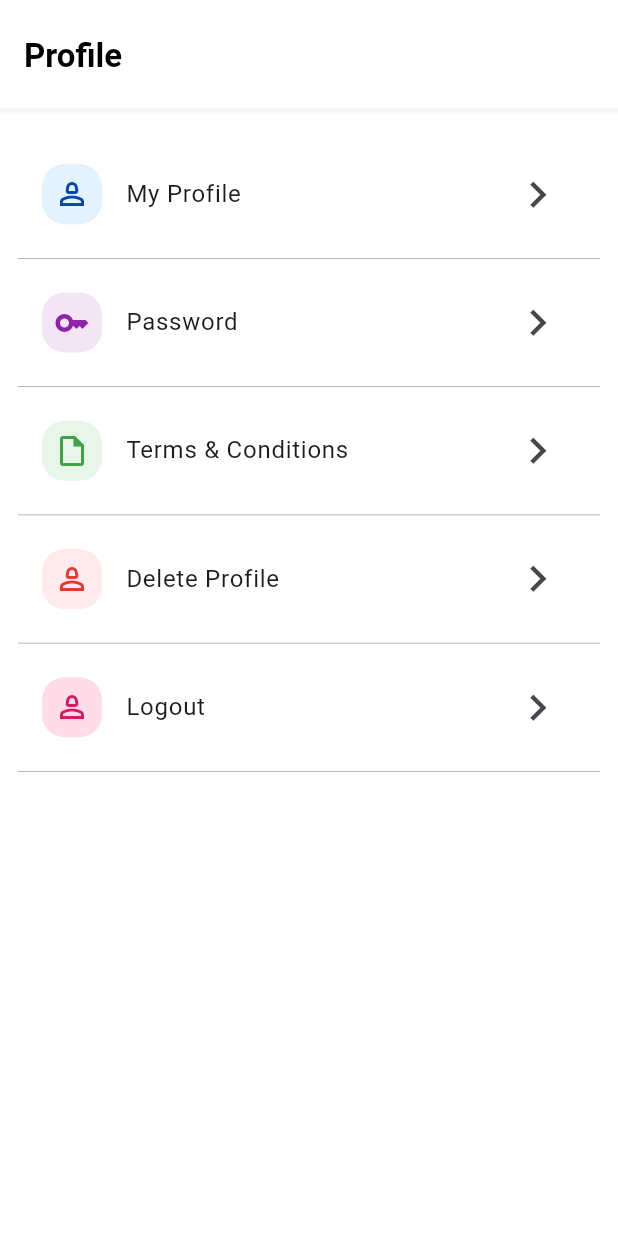
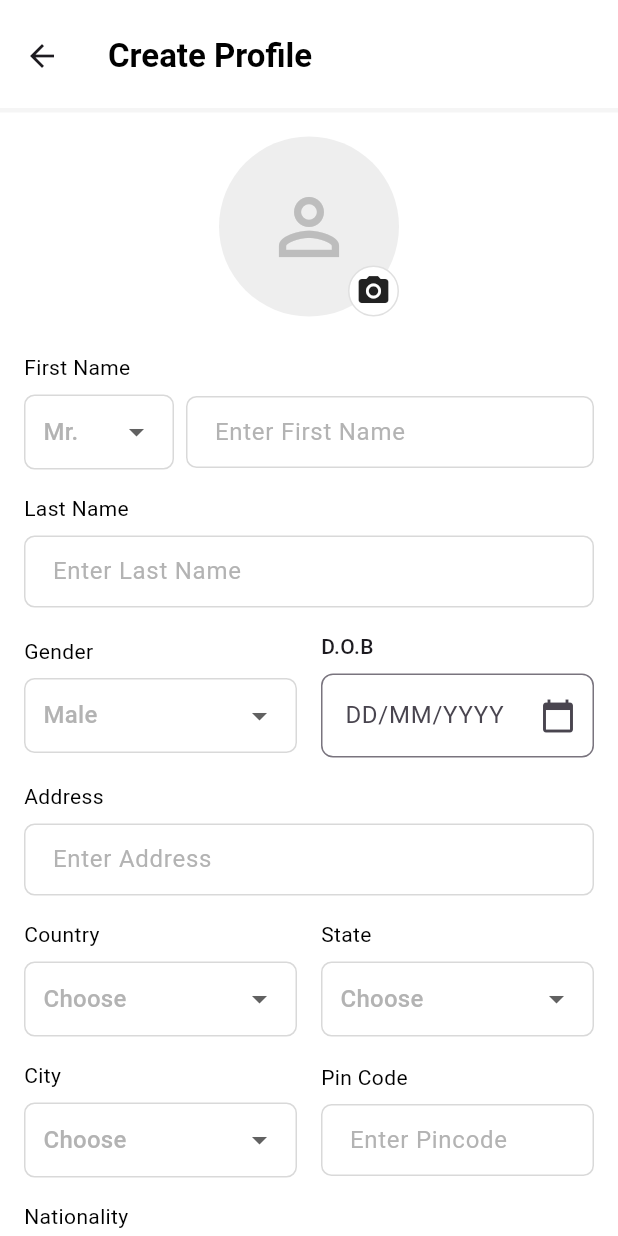
Before and after one commit to Han5uk3/Foodlynk, a Flutter app: the screen it shows after launch, on a phone screen of 412 x 824 dp. Run offline on Flutter 3.47's test engine with Material 3 defaults, Android fonts, the phone set to English and light mode, and no system bars; our stand-ins replace pin_code_fields.

Commit message:
Login and Profile scection completed

```diff
--- a/lib/common_widget/button.dart
+++ b/lib/common_widget/button.dart
@@ -21,7 +21,9 @@ class SaverButton extends StatelessWidget {
 
   @override
   Widget build(BuildContext context) {
-    return ElevatedButton(
+    return SizedBox(
+      width: double.infinity,
+      child: ElevatedButton(
         style: ElevatedButton.styleFrom(
           backgroundColor: color,
           padding: EdgeInsets.symmetric(horizontal: padding, vertical: 12.0),
@@ -31,6 +33,7 @@ class SaverButton extends StatelessWidget {
         ),
         onPressed: onPressed,
         child: Text(text, style: TextStyle(color: textColor, fontSize: 14.0)),
+      ),
     );
   }
 }
--- /dev/null
+++ b/lib/common_widget/dropdown.dart
@@ -0,0 +1,45 @@
+import 'package:flutter/material.dart';
+import 'package:saver_bbk_main/styles/colors.dart';
+
+class SaverDropdown extends StatelessWidget {
+  final List<String> items;
+  final String selectedItem;
+  final ValueChanged<String?> onChanged;
+  final Color borderColor;
+  final double borderRadius;
+  final String hint;
+
+  const SaverDropdown({
+    super.key,
+    required this.items,
+    required this.selectedItem,
+    required this.onChanged,
+    this.borderColor = AppColor.lightGrey,
+    this.borderRadius = 7.0,
+    this.hint = 'Select an option',
+  });
+
+  @override
+  Widget build(BuildContext context) {
+    return Container(
+      padding: const EdgeInsets.symmetric(horizontal: 12.0),
+      decoration: BoxDecoration(
+        border: Border.all(color: borderColor),
+        borderRadius: BorderRadius.circular(borderRadius),
+      ),
+      child: DropdownButtonHideUnderline(
+        child: DropdownButton<String>(
+          value: selectedItem.isNotEmpty ? selectedItem : null,
+          hint: Text(hint, style: TextStyle(color: AppColor.lightGrey200)),
+          isExpanded: true,
+          icon: const Icon(Icons.arrow_drop_down),
+          onChanged: onChanged,
+          items:
+              items.map((String item) {
+                return DropdownMenuItem<String>(value: item, child: Text(item));
+              }).toList(),
+        ),
+      ),
+    );
+  }
+}
--- /dev/null
+++ b/lib/common_widget/label.dart
@@ -0,0 +1,15 @@
+import 'package:flutter/material.dart';
+
+class Label extends StatelessWidget {
+  final String text;
+  final TextStyle? style;
+  const Label({super.key, required this.text, this.style});
+
+  @override
+  Widget build(BuildContext context) {
+    return Text(
+      text,
+      style: style ?? const TextStyle(color: Colors.black, fontSize: 14),
+    );
+  }
+}
--- a/lib/common_widget/saver_appbar.dart
+++ b/lib/common_widget/saver_appbar.dart
@@ -1,4 +1,5 @@
 import 'package:flutter/material.dart';
+import 'package:saver_bbk_main/styles/colors.dart';
 
 PreferredSizeWidget saverAppBar(
   String title,
@@ -8,9 +9,13 @@ PreferredSizeWidget saverAppBar(
   List<Widget>? actions,
 }) {
   return AppBar(
+    scrolledUnderElevation: 0,
     toolbarHeight: 75,
-    title: Text(title,style: TextStyle(color: Colors.black,fontWeight: FontWeight.bold),),
-    leadingWidth: isneedtopop ? 40 : 0,
+    title: Text(
+      title,
+      style: TextStyle(color: Colors.black, fontWeight: FontWeight.bold),
+    ),
+    centerTitle: false,
     shape: BorderDirectional(
       bottom: BorderSide(color: Colors.grey.shade100, width: 3),
     ),
@@ -21,7 +26,7 @@ PreferredSizeWidget saverAppBar(
               onPressed: () => Navigator.pop(context),
             )
             : SizedBox.shrink(),
-    backgroundColor: iswhite ? Colors.white : Colors.red,
+    backgroundColor: iswhite ? AppColor.white : Colors.red,
     actions: actions,
   );
 }
--- /dev/null
+++ b/lib/common_widget/text_field.dart
@@ -0,0 +1,61 @@
+import 'package:flutter/material.dart';
+import 'package:saver_bbk_main/styles/colors.dart';
+
+class SaverTextField extends StatelessWidget {
+  final String hintText;
+  final TextEditingController controller;
+  final bool isPassword;
+  final TextInputType keyboardType;
+  final IconData? prefixIcon;
+  final IconData? suffixIcon;
+  final VoidCallback? onSuffixTap;
+  final Color borderColor;
+  final double borderRadius;
+
+  const SaverTextField({
+    super.key,
+    required this.hintText,
+    required this.controller,
+    this.isPassword = false,
+    this.keyboardType = TextInputType.text,
+    this.prefixIcon,
+    this.suffixIcon,
+    this.onSuffixTap,
+    this.borderColor = AppColor.lightGrey,
+    this.borderRadius = 7.0,
+  });
+
+  @override
+  Widget build(BuildContext context) {
+    return TextField(
+      controller: controller,
+      obscureText: isPassword,
+      keyboardType: keyboardType,
+      decoration: InputDecoration(
+        hintText: hintText,
+        hintStyle: TextStyle(color: AppColor.lightGrey200),
+        prefixIcon:
+            prefixIcon != null ? Icon(prefixIcon, color: borderColor) : null,
+        suffixIcon:
+            suffixIcon != null
+                ? GestureDetector(
+                  onTap: onSuffixTap,
+                  child: Icon(suffixIcon, color: borderColor),
+                )
+                : null,
+        enabledBorder: OutlineInputBorder(
+          borderRadius: BorderRadius.circular(borderRadius),
+          borderSide: BorderSide(color: borderColor),
+        ),
+        focusedBorder: OutlineInputBorder(
+          borderRadius: BorderRadius.circular(borderRadius),
+          borderSide: BorderSide(color: borderColor, width: 2.0),
+        ),
+        contentPadding: const EdgeInsets.symmetric(
+          horizontal: 15.0,
+          vertical: 12.0,
+        ),
+      ),
+    );
+  }
+}
--- a/lib/main.dart
+++ b/lib/main.dart
@@ -1,5 +1,8 @@
 import 'package:flutter/material.dart';
+import 'package:saver_bbk_main/modules/account/edit_profile.dart';
+import 'package:saver_bbk_main/modules/login/otp/verify_otp.dart';
 import 'package:saver_bbk_main/profile/profile_page.dart';
+import 'package:saver_bbk_main/styles/colors.dart';
 
 void main() {
   runApp(const MyApp());
@@ -12,11 +15,9 @@ class MyApp extends StatelessWidget {
   Widget build(BuildContext context) {
     return MaterialApp(
       title: 'Saver App',
-      theme: ThemeData(
-      scaffoldBackgroundColor: Colors.white,
-
-      ),
-      home: ProfilePage(),
+      theme: ThemeData(scaffoldBackgroundColor: AppColor.white),
+      debugShowCheckedModeBanner: false,
+      home: EditProfilePage(),
     );
   }
 }
--- /dev/null
+++ b/lib/modules/account/edit_profile.dart
@@ -0,0 +1,300 @@
+import 'package:flutter/material.dart';
+import 'package:intl/intl.dart';
+import 'package:saver_bbk_main/common_widget/button.dart';
+import 'package:saver_bbk_main/common_widget/dropdown.dart';
+import 'package:saver_bbk_main/common_widget/label.dart';
+import 'package:saver_bbk_main/common_widget/saver_appbar.dart';
+import 'package:saver_bbk_main/common_widget/text_field.dart';
+
+class EditProfilePage extends StatefulWidget {
+  const EditProfilePage({super.key});
+
+  @override
+  State<EditProfilePage> createState() => _EditProfilePageState();
+}
+
+class _EditProfilePageState extends State<EditProfilePage> {
+  String? selectedTitle;
+  String? selectedGender;
+  String? selectedCountry;
+  String? selectedState;
+  String? selectedCity;
+  String? selectedNationality;
+  DateTime? selectedDate;
+  final TextEditingController _dobController = TextEditingController();
+
+  final List<String> titles = ['Mr.', 'Mrs.', 'Ms.', 'Dr.', 'Prof.'];
+  final List<String> genders = ['Male', 'Female', 'Other'];
+  final List<String> countries = ['UAE', 'USA', 'UK', 'Canada', 'India'];
+
+  @override
+  Widget build(BuildContext context) {
+    return Scaffold(
+      appBar: saverAppBar("Create Profile", context, isneedtopop: true),
+      body: SingleChildScrollView(
+        child: Padding(
+          padding: const EdgeInsets.all(16.0),
+          child: Column(
+            crossAxisAlignment: CrossAxisAlignment.start,
+            children: [
+              Center(
+                child: Stack(
+                  children: [
+                    Container(
+                      width: 120,
+                      height: 120,
+                      decoration: BoxDecoration(
+                        color: Colors.grey[200],
+                        shape: BoxShape.circle,
+                      ),
+                      child: Icon(
+                        Icons.person_outline,
+                        size: 60,
+                        color: Colors.grey[400],
+                      ),
+                    ),
+                    Positioned(
+                      bottom: 0,
+                      right: 0,
+                      child: Container(
+                        padding: const EdgeInsets.all(4),
+                        decoration: BoxDecoration(
+                          color: Colors.white,
+                          border: Border.all(color: Colors.grey[300]!),
+                          shape: BoxShape.circle,
+                        ),
+                        child: const Icon(Icons.camera_alt, size: 24),
+                      ),
+                    ),
+                  ],
+                ),
+              ),
+              const SizedBox(height: 24),
+
+              Label(text: 'First Name'),
+
+              const SizedBox(height: 8),
+              Row(
+                children: [
+                  SizedBox(
+                    width: 100,
+                    child: SaverDropdown(
+                      hint: "Mr.",
+                      items: titles,
+                      onChanged: (value) {
+                        setState(() {
+                          selectedTitle = value;
+                        });
+                      },
+                      selectedItem: selectedTitle ?? "",
+                    ),
+                  ),
+                  const SizedBox(width: 8),
+                  Expanded(
+                    child: SaverTextField(
+                      controller: TextEditingController(),
+                      hintText: 'Enter First Name',
+                    ),
+                  ),
+                ],
+              ),
+              const SizedBox(height: 16),
+              Label(text: 'Last Name'),
+              const SizedBox(height: 8),
+              SaverTextField(
+                controller: TextEditingController(),
+                hintText: 'Enter Last Name',
+              ),
+              const SizedBox(height: 16),
+              Row(
+                children: [
+                  Expanded(
+                    child: Column(
+                      crossAxisAlignment: CrossAxisAlignment.start,
+                      children: [
+                        Label(text: 'Gender'),
+                        const SizedBox(height: 8),
+                        SaverDropdown(
+                          hint: "Male",
+                          items: genders,
+                          onChanged: (value) {
+                            setState(() {
+                              selectedGender = value;
+                            });
+                          },
+                          selectedItem: selectedGender ?? "",
+                        ),
+                      ],
+                    ),
+                  ),
+                  const SizedBox(width: 16),
+                  Expanded(
+                    child: Column(
+                      crossAxisAlignment: CrossAxisAlignment.start,
+                      children: [
+                        const Text(
+                          'D.O.B',
+                          style: TextStyle(fontWeight: FontWeight.w500),
+                        ),
+                        const SizedBox(height: 8),
+                        TextFormField(
+                          controller: _dobController,
+                          readOnly: true,
+                          decoration: InputDecoration(
+                            hintText: 'DD/MM/YYYY',
+                            border: OutlineInputBorder(
+                              borderRadius: BorderRadius.circular(8),
+                            ),
+                            contentPadding: const EdgeInsets.symmetric(
+                              horizontal: 12,
+                              vertical: 16,
+                            ),
+                            suffixIcon: const Icon(Icons.calendar_today),
+                          ),
+                          onTap: () async {
+                            final DateTime? picked = await showDatePicker(
+                              context: context,
+                              initialDate: DateTime.now(),
+                              firstDate: DateTime(1900),
+                              lastDate: DateTime.now(),
+                            );
+                            if (picked != null) {
+                              setState(() {
+                                selectedDate = picked;
+                                _dobController.text = DateFormat(
+                                  'dd/MM/yyyy',
+                                ).format(picked);
+                              });
+                            }
+                          },
+                        ),
+                      ],
+                    ),
+                  ),
+                ],
+              ),
+              const SizedBox(height: 16),
+
+              Label(text: 'Address'),
+              const SizedBox(height: 8),
+              SaverTextField(
+                hintText: 'Enter Address',
+                controller: TextEditingController(),
+              ),
+              const SizedBox(height: 16),
+
+              Row(
+                children: [
+                  Expanded(
+                    child: Column(
+                      crossAxisAlignment: CrossAxisAlignment.start,
+                      children: [
+                        Label(text: 'Country'),
+                        const SizedBox(height: 8),
+                        SaverDropdown(
+                          hint: "Choose",
+                          items: countries,
+                          selectedItem: selectedCountry ?? "",
+                          onChanged: (value) {
+                            setState(() {
+                              selectedCountry = value;
+                            });
+                          },
+                        ),
+                      ],
+                    ),
+                  ),
+                  const SizedBox(width: 16),
+                  Expanded(
+                    child: Column(
+                      crossAxisAlignment: CrossAxisAlignment.start,
+                      children: [
+                        Label(text: 'State'),
+                        const SizedBox(height: 8),
+                        SaverDropdown(
+                          hint: "Choose",
+                          items: ['Dubai', 'Abu Dhabi', 'Sharjah', 'Ajman'],
+                          selectedItem: selectedState ?? "",
+                          onChanged: (value) {
+                            setState(() {
+                              selectedState = value;
+                            });
+                          },
+                        ),
+                      ],
+                    ),
+                  ),
+                ],
+              ),
+              const SizedBox(height: 16),
+
+              Row(
+                children: [
+                  Expanded(
+                    child: Column(
+                      crossAxisAlignment: CrossAxisAlignment.start,
+                      children: [
+                        Label(text: 'City'),
+                        const SizedBox(height: 8),
+                        SaverDropdown(
+                          hint: "Choose",
+                          items: ['Dubai', 'Abu Dhabi', 'Sharjah', 'Ajman'],
+                          selectedItem: selectedCity ?? "",
+                          onChanged: (value) {
+                            setState(() {
+                              selectedCity = value;
+                            });
+                          },
+                        ),
+                      ],
+                    ),
+                  ),
+                  const SizedBox(width: 16),
+                  Expanded(
+                    child: Column(
+                      crossAxisAlignment: CrossAxisAlignment.start,
+                      children: [
+                        Label(text: 'Pin Code'),
+                        const SizedBox(height: 8),
+                        SaverTextField(
+                          hintText: 'Enter Pincode',
+                          controller: TextEditingController(),
+                        ),
+                      ],
+                    ),
+                  ),
+                ],
+              ),
+              const SizedBox(height: 16),
+
+              Label(text: 'Nationality'),
+              const SizedBox(height: 8),
+              SaverDropdown(
+                items: ['Emirati', 'American', 'British', 'Indian', 'Canadian'],
+                selectedItem: selectedNationality ?? "",
+                onChanged: (value) {
+                  setState(() {
+                    selectedNationality = value;
+                  });
+                },
+              ),
+
+              const SizedBox(height: 16),
+
+              Label(text: 'Email ID'),
+              const SizedBox(height: 8),
+              SaverTextField(
+                hintText: 'Enter Email ID',
+                controller: TextEditingController(),
+              ),
+              const SizedBox(height: 24),
+
+              SaverButton(text: 'Create Profile', onPressed: () {}),
+              const SizedBox(height: 24),
+            ],
+          ),
+        ),
+      ),
+    );
+  }
+}
--- a/lib/styles/colors.dart
+++ b/lib/styles/colors.dart
@@ -5,4 +5,6 @@ class AppColor{
   static const Color lightGreen = Color(0xFFEAF0D7);
   static const Color primaryColor = Color(0xFF92CF4E);
   static const Color black = Color(0xFF000000);
+  static const Color lightGrey = Color(0xFFD9D9D9);
+  static const Color lightGrey200 = Color(0xFFB3B3B3);
 }
```
Also changed, not shown: lib/modules/login/otp/verify_otp.dart (added, +161 -0 lines), pubspec.yaml (+4 -4 lines), pubspec.lock. Lines whose indentation alone changed are shown as unchanged.
